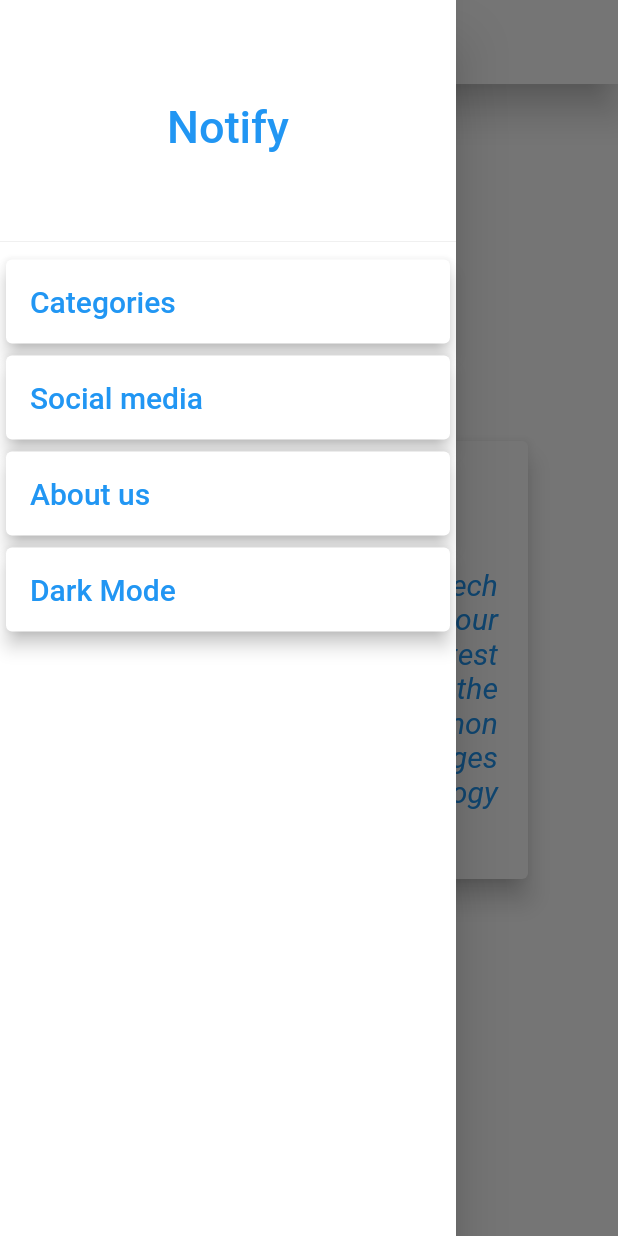
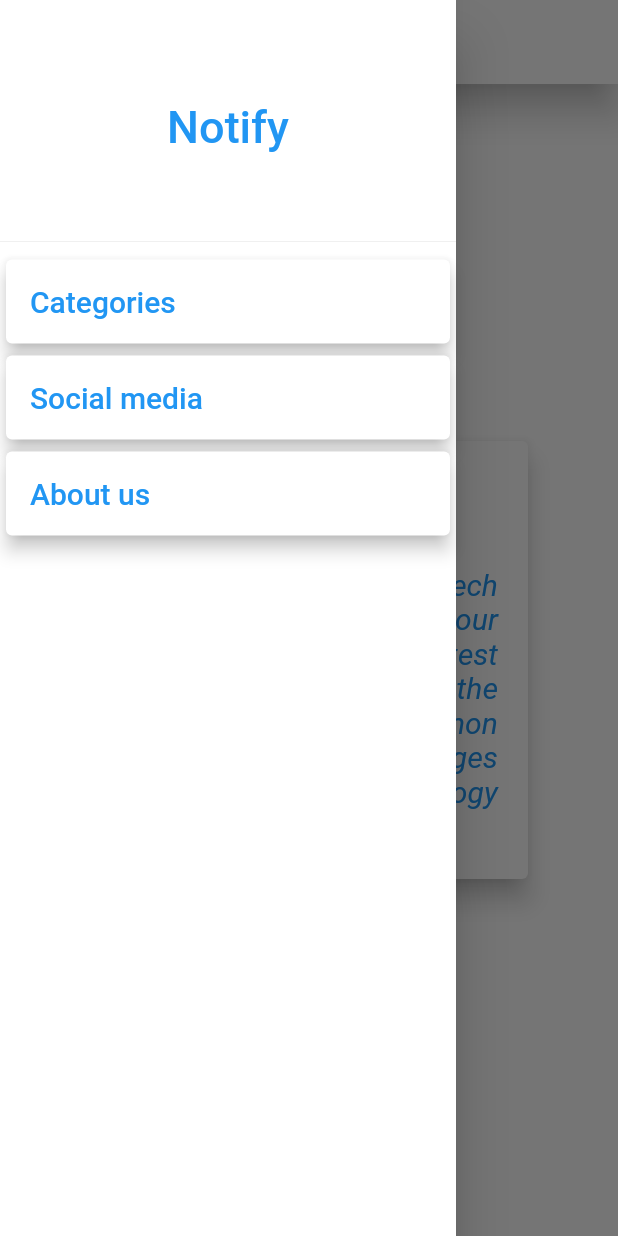
Before and after one commit to Adarsh-Adk/Notify_mobileapp, a Flutter app: the Aboutus screen opened directly, with the side drawer open, on a phone screen of 412 x 824 dp. Run offline on Flutter 3.47's test engine with Material 2 defaults, Android fonts, the phone set to English and light mode, and no system bars; our stand-ins replace extended_image, flutter_html, fluttertoast; network calls fail.

Commit message:
disabled dark theme card

```diff
--- a/lib/Components/DefaultDrawer.dart
+++ b/lib/Components/DefaultDrawer.dart
@@ -35,8 +35,8 @@ class DefaultDrawer extends StatelessWidget {
                         Navigator.push(context, MaterialPageRoute(builder: (context) => Aboutus()));},
                       ),
                     ),
-                    Card(elevation: 5,
-                      child: ListTile(onTap:()=> Fluttertoast.showToast(msg: "Coming soon",textColor: Colors.blue,backgroundColor: Colors.black,toastLength: Toast.LENGTH_SHORT,),title: Text("Dark Mode",style: TextStyle(fontSize: 20,color: Colors.blue ),),),)
+                    // Card(elevation: 5,
+                    //   child: ListTile(onTap:()=> Fluttertoast.showToast(msg: "Coming soon",textColor: Colors.blue,backgroundColor: Colors.black,toastLength: Toast.LENGTH_SHORT,),title: Text("Dark Mode",style: TextStyle(fontSize: 20,color: Colors.blue ),),),)
 
                     // Card(elevation: 5,
                     //   child: ListTile(title: Text("privacy policy",style: TextStyle(fontSize: 20,color: Colors.blue),),onTap: (){
```
Also changed, not shown: lib/Theme/CustomTheme.dart (+7 -7 lines), lib/main.dart (+1 -61 lines), lib/home/FrontPageBody.dart (line endings or trailing spaces).
